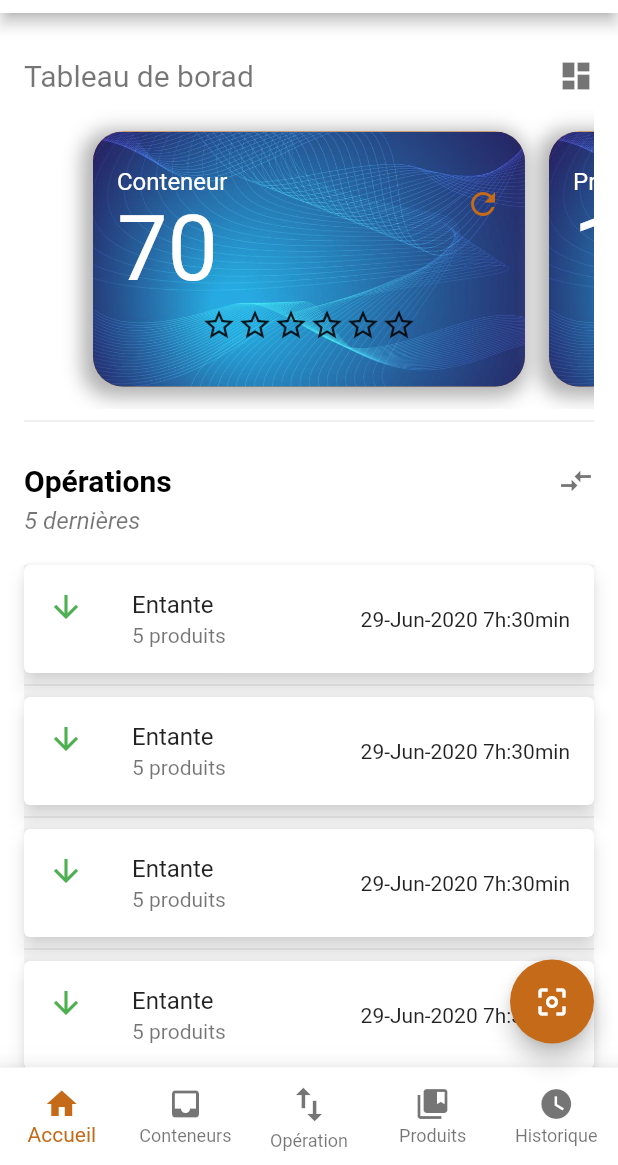
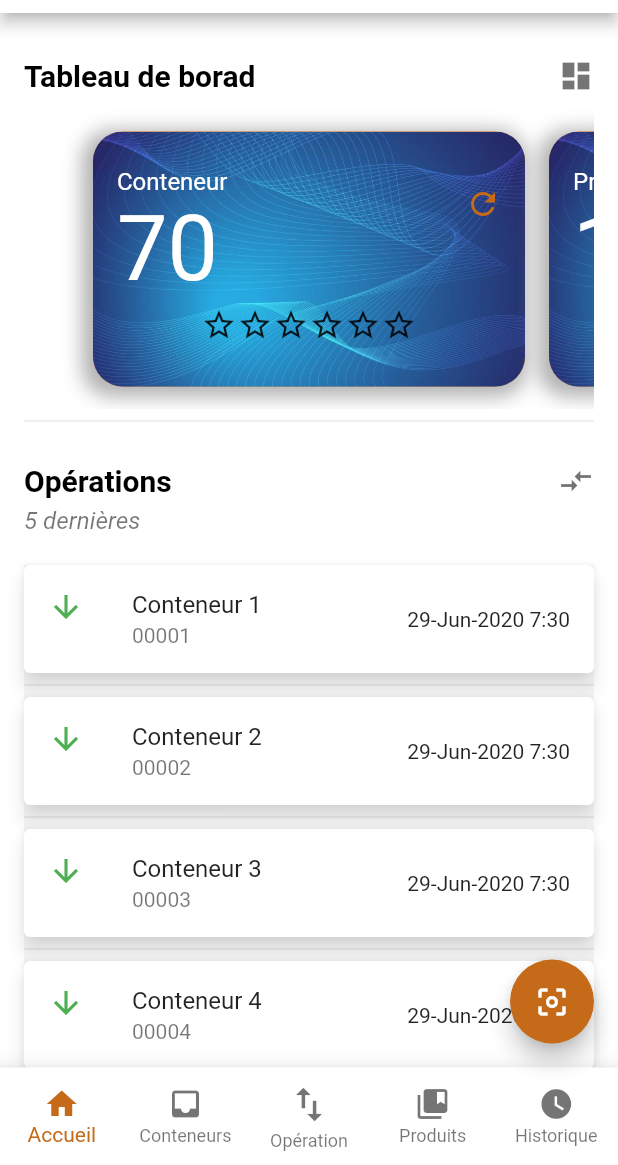
Before and after one commit to morseck/liicibiir_android, a Flutter app: the screen it shows after launch, on a phone screen of 412 x 824 dp, the part 71-1236 px from its top. Run offline on Flutter 3.47's test engine with Material 2 defaults, Android fonts, the phone set to English and light mode, and no system bars; our stand-ins replace flutter_svg, persistent_bottom_nav_bar, qr_flutter; missing offline and left inert: adobe_xd, barcode_scan.

Commit message:
menu animate

```diff
--- a/lib/menu-dashboard.dart
+++ b/lib/menu-dashboard.dart
@@ -22,6 +22,20 @@ class _MenuDashboardPageState extends State<MenuDashboardPage> with SingleTicker
   Animation<double> _scaleAnimation;
   Animation<double> _menuScaleAnimation;
   Animation<Offset> _slideAnimation;
+
+  var quiz = [
+    {"title": "Conteneur 1", "numero": "00001", "taille":"14 pieds"},
+    {"title": "Conteneur 2", "numero": "00002", "taille":"32 pieds"},
+    {"title": "Conteneur 3", "numero": "00003", "taille":"13 pieds"},
+    {"title": "Conteneur 4", "numero": "00004", "taille":"28 pieds"},
+    {"title": "Conteneur 5", "numero": "00005", "taille":"32 pieds"},
+    {"title": "Conteneur 7", "numero": "00005", "taille":"32 pieds"},
+    {"title": "Conteneur 8", "numero": "00005", "taille":"32 pieds"},
+    {"title": "Conteneur 9", "numero": "00005", "taille":"32 pieds"},
+    {"title": "Conteneur 10", "numero": "00005", "taille":"32 pieds"},
+    {"title": "Conteneur 11", "numero": "00006", "taille":"14 pieds"}
+
+  ];
 
 
 
@@ -104,13 +118,39 @@ class _MenuDashboardPageState extends State<MenuDashboardPage> with SingleTicker
                 mainAxisAlignment: MainAxisAlignment.spaceAround,
                 crossAxisAlignment: CrossAxisAlignment.start,
                 children: /*isCollapsed ? [] :*/  <Widget>[
-                  Text("Dashboard", style: TextStyle(color: couleurEcriture, fontSize: 22),),
+                  Text("Menu", style: TextStyle(color: Colors.black54 ,fontWeight: FontWeight.bold , fontSize: 26),),
+                  SizedBox(height: 30,),
+                  Row(
+                    children: <Widget>[
+                      Icon(Icons.dashboard, color: couleurEcriture,),
+                      SizedBox(width: 10,),
+                      Text("Dashboard", style: TextStyle(color: couleurEcriture, fontSize: 22),)
+                    ],
+                  ),
                   SizedBox(height: 10,),
-                  Text("Paramètre", style: TextStyle(color: couleurEcriture, fontSize: 22),),
+                  Row(
+                    children: <Widget>[
+                      Icon(Icons.settings, color: couleurEcriture,),
+                      SizedBox(width: 10,),
+                      Text("Paramètre", style: TextStyle(color: couleurEcriture, fontSize: 22),)
+                    ],
+                  ),
                   SizedBox(height: 10,),
-                  Text("A propos", style: TextStyle(color: couleurEcriture, fontSize: 22),),
+                  Row(
+                    children: <Widget>[
+                      Icon(Icons.thumb_up, color: couleurEcriture,),
+                      SizedBox(width: 10,),
+                      Text("A propos", style: TextStyle(color: couleurEcriture, fontSize: 22),)
+                    ],
+                  ),
                   SizedBox(height: 10,),
-                  Text("Nous contacter", style: TextStyle(color: couleurEcriture, fontSize: 22),),
+                  Row(
+                    children: <Widget>[
+                      Icon(Icons.mail, color: couleurEcriture,),
+                      SizedBox(width: 10,),
+                      Text("Nous contacter", style: TextStyle(color: couleurEcriture, fontSize: 22),)
+                    ],
+                  ),
                 ],
               )
           ),
@@ -144,7 +184,7 @@ class _MenuDashboardPageState extends State<MenuDashboardPage> with SingleTicker
                       mainAxisAlignment: MainAxisAlignment.spaceBetween,
                       mainAxisSize: MainAxisSize.max,
                       children: <Widget>[
-                        Text('Tableau de borad', style: TextStyle(color: Colors.black54, fontSize: 20),),
+                        Text('Tableau de borad', style: TextStyle(color: Colors.black, fontSize: 20, fontWeight: FontWeight.bold),),
                         Icon(Icons.dashboard, color: Colors.black54,),
                       ],
                     ),
@@ -340,7 +380,7 @@ class _MenuDashboardPageState extends State<MenuDashboardPage> with SingleTicker
                     SizedBox(height: 20,),
                     Container(
                       color: Colors.grey[100],
-                      child: ListView.separated(
+                      child:  ListView.separated(
                           shrinkWrap: true,
                           scrollDirection: Axis.vertical,
                           //physics: ClampingScrollPhysics(),
@@ -353,15 +393,16 @@ class _MenuDashboardPageState extends State<MenuDashboardPage> with SingleTicker
                                 shadowColor: backgroundColor,
                                 child: ListTile(
                                   leading: Icon(Icons.arrow_downward, color: Colors.green,),
-                                  title: Text("Entante"),
-                                  subtitle: Text("5 produits"),
-                                  trailing: Text("29-Jun-2020 7h:30min"),
+                                  title: isCollapsed ? Text("${quiz[index]['title']}") : null,
+                                  subtitle: isCollapsed ? Text("${quiz[index]['numero']}") : null,
+
+                                  trailing: Text("29-Jun-2020 7:30"),
                                 ),
                               ),
                             );
                           }, separatorBuilder: (context, index){
                             return Divider(height: 16,);
-                      }, itemCount: 10),
+                      }, itemCount: quiz.length),
                     ),
 
                   ],
```
